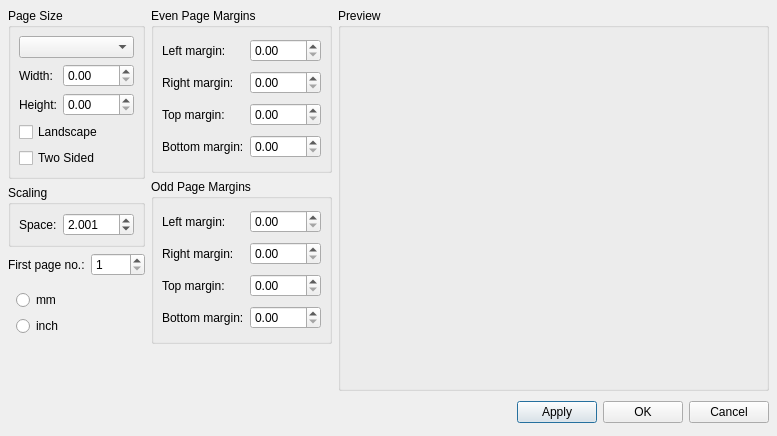
Old version of the form mscore/mscore/pagesettings.ui in the repository musescore/musescore-old.
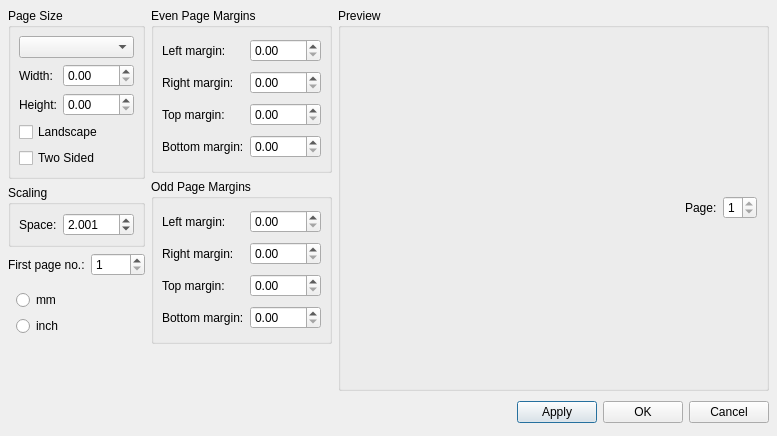
New version of the form.

Commit message: - fix #12047 - new: page selector for page settings preview

The edit to the form file:
```diff
--- a/mscore/mscore/pagesettings.ui
+++ b/mscore/mscore/pagesettings.ui
@@ -20,19 +20,6 @@
    <property name="spacing">
     <number>6</number>
    </property>
-   <item row="0" column="2" rowspan="2">
-    <widget class="QGroupBox" name="previewGroup">
-     <property name="sizePolicy">
-      <sizepolicy hsizetype="Expanding" vsizetype="Expanding">
-       <horstretch>0</horstretch>
-       <verstretch>0</verstretch>
-      </sizepolicy>
-     </property>
-     <property name="title">
-      <string>Preview</string>
-     </property>
-    </widget>
-   </item>
    <item row="2" column="0" colspan="3">
     <layout class="QHBoxLayout">
      <property name="spacing">
@@ -542,6 +529,55 @@
      </property>
     </spacer>
    </item>
+   <item row="0" column="2" rowspan="2">
+    <widget class="QGroupBox" name="previewGroup">
+     <property name="sizePolicy">
+      <sizepolicy hsizetype="Expanding" vsizetype="Expanding">
+       <horstretch>0</horstretch>
+       <verstretch>0</verstretch>
+      </sizepolicy>
+     </property>
+     <property name="title">
+      <string>Preview</string>
+     </property>
+     <layout class="QVBoxLayout" name="verticalLayout">
+      <item>
+       <layout class="QHBoxLayout" name="horizontalLayout">
+        <item>
+         <spacer name="horizontalSpacer">
+          <property name="orientation">
+           <enum>Qt::Horizontal</enum>
+          </property>
+          <property name="sizeHint" stdset="0">
+           <size>
+            <width>40</width>
+            <height>20</height>
+           </size>
+          </property>
+         </spacer>
+        </item>
+        <item>
+         <widget class="QLabel" name="label_13">
+          <property name="text">
+           <string>Page:</string>
+          </property>
+         </widget>
+        </item>
+        <item>
+         <widget class="QSpinBox" name="previewPage">
+          <property name="minimum">
+           <number>1</number>
+          </property>
+          <property name="maximum">
+           <number>1</number>
+          </property>
+         </widget>
+        </item>
+       </layout>
+      </item>
+     </layout>
+    </widget>
+   </item>
   </layout>
  </widget>
  <tabstops>
```
The commit also changes 7 other files.
